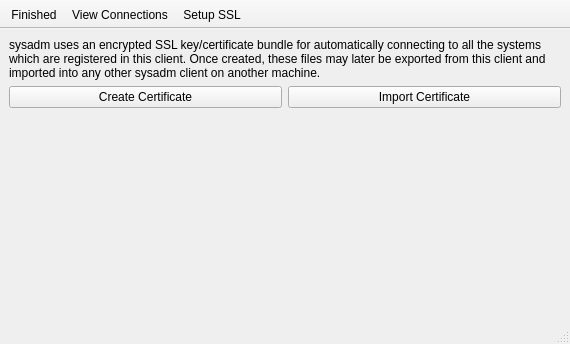
Old version of the form src-qt5/gui_client/C_Manager.ui in the repository trueos/sysadm-ui-qt.
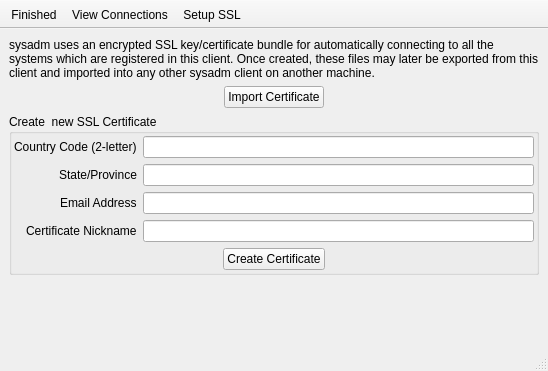
New version of the form. The open tabs and pages were chosen to show the change. Icons and pictures are not drawn.

Commit message: Add in the SSL certificate bundle generation routine, SSL cert registration for a new connection, and SSL bundle unencrypt/load routines.

Patch:
```diff
--- a/src-qt5/gui_client/C_Manager.ui
+++ b/src-qt5/gui_client/C_Manager.ui
@@ -6,8 +6,8 @@
    <rect>
     <x>0</x>
     <y>0</y>
-    <width>570</width>
-    <height>344</height>
+    <width>548</width>
+    <height>371</height>
    </rect>
   </property>
   <property name="windowTitle">
@@ -181,15 +181,17 @@
         <item>
          <layout class="QHBoxLayout" name="horizontalLayout_2">
           <item>
-           <widget class="QPushButton" name="push_ssl_create">
-            <property name="text">
-             <string>Create Certificate</string>
+           <spacer name="horizontalSpacer_3">
+            <property name="orientation">
+             <enum>Qt::Horizontal</enum>
             </property>
-            <property name="icon">
-             <iconset resource="../icons/icons.qrc">
-              <normaloff>:/icons/black/case.svg</normaloff>:/icons/black/case.svg</iconset>
+            <property name="sizeHint" stdset="0">
+             <size>
+              <width>40</width>
+              <height>20</height>
+             </size>
             </property>
-           </widget>
+           </spacer>
           </item>
           <item>
            <widget class="QPushButton" name="push_ssl_import">
@@ -202,8 +204,169 @@
             </property>
            </widget>
           </item>
+          <item>
+           <spacer name="horizontalSpacer_4">
+            <property name="orientation">
+             <enum>Qt::Horizontal</enum>
+            </property>
+            <property name="sizeHint" stdset="0">
+             <size>
+              <width>40</width>
+              <height>20</height>
+             </size>
+            </property>
+           </spacer>
+          </item>
          </layout>
         </item>
+        <item>
+         <widget class="QGroupBox" name="group_ssl_create">
+          <property name="title">
+           <string>Create  new SSL Certificate</string>
+          </property>
+          <layout class="QFormLayout" name="formLayout">
+           <property name="labelAlignment">
+            <set>Qt::AlignRight|Qt::AlignTrailing|Qt::AlignVCenter</set>
+           </property>
+           <property name="leftMargin">
+            <number>2</number>
+           </property>
+           <property name="topMargin">
+            <number>2</number>
+           </property>
+           <property name="rightMargin">
+            <number>2</number>
+           </property>
+           <property name="bottomMargin">
+            <number>2</number>
+           </property>
+           <item row="0" column="0">
+            <widget class="QLabel" name="label_2">
+             <property name="text">
+              <string>Country Code (2-letter)</string>
+             </property>
+            </widget>
+           </item>
+           <item row="0" column="1">
+            <widget class="QLineEdit" name="line_cert_country">
+             <property name="inputMethodHints">
+              <set>Qt::ImhUppercaseOnly</set>
+             </property>
+             <property name="inputMask">
+              <string/>
+             </property>
+             <property name="text">
+              <string/>
+             </property>
+             <property name="maxLength">
+              <number>2</number>
+             </property>
+             <property name="cursorPosition">
+              <number>0</number>
+             </property>
+            </widget>
+           </item>
+           <item row="1" column="0">
+            <widget class="QLabel" name="label_3">
+             <property name="text">
+              <string>State/Province</string>
+             </property>
+            </widget>
+           </item>
+           <item row="1" column="1">
+            <widget class="QLineEdit" name="line_cert_state">
+             <property name="inputMethodHints">
+              <set>Qt::ImhLowercaseOnly|Qt::ImhUppercaseOnly</set>
+             </property>
+             <property name="inputMask">
+              <string notr="true"/>
+             </property>
+             <property name="text">
+              <string/>
+             </property>
+            </widget>
+           </item>
+           <item row="2" column="0">
+            <widget class="QLabel" name="label_4">
+             <property name="text">
+              <string>Email Address</string>
+             </property>
+            </widget>
+           </item>
+           <item row="2" column="1">
+            <widget class="QLineEdit" name="line_cert_email">
+             <property name="inputMethodHints">
+              <set>Qt::ImhEmailCharactersOnly</set>
+             </property>
+             <property name="inputMask">
+              <string/>
+             </property>
+            </widget>
+           </item>
+           <item row="3" column="0">
+            <widget class="QLabel" name="label_5">
+             <property name="text">
+              <string>Certificate Nickname</string>
+             </property>
+            </widget>
+           </item>
+           <item row="3" column="1">
+            <widget class="QLineEdit" name="line_cert_nick">
+             <property name="inputMethodHints">
+              <set>Qt::ImhDigitsOnly|Qt::ImhLowercaseOnly|Qt::ImhUppercaseOnly</set>
+             </property>
+             <property name="inputMask">
+              <string/>
+             </property>
+             <property name="text">
+              <string/>
+             </property>
+            </widget>
+           </item>
+           <item row="4" column="0" colspan="2">
+            <layout class="QHBoxLayout" name="horizontalLayout">
+             <item>
+              <spacer name="horizontalSpacer">
+               <property name="orientation">
+                <enum>Qt::Horizontal</enum>
+               </property>
+               <property name="sizeHint" stdset="0">
+                <size>
+                 <width>40</width>
+                 <height>20</height>
+                </size>
+               </property>
+              </spacer>
+             </item>
+             <item>
+              <widget class="QPushButton" name="push_ssl_create">
+               <property name="text">
+                <string>Create Certificate</string>
+               </property>
+               <property name="icon">
+                <iconset resource="../icons/icons.qrc">
+                 <normaloff>:/icons/black/case.svg</normaloff>:/icons/black/case.svg</iconset>
+               </property>
+              </widget>
+             </item>
+             <item>
+              <spacer name="horizontalSpacer_2">
+               <property name="orientation">
+                <enum>Qt::Horizontal</enum>
+               </property>
+               <property name="sizeHint" stdset="0">
+                <size>
+                 <width>40</width>
+                 <height>20</height>
+                </size>
+               </property>
+              </spacer>
+             </item>
+            </layout>
+           </item>
+          </layout>
+         </widget>
+        </item>
         <item>
          <spacer name="verticalSpacer_2">
           <property name="orientation">
```
Left out of the diff: 3 changed lines with no effect on the pictures. The commit also changes 11 other files.
